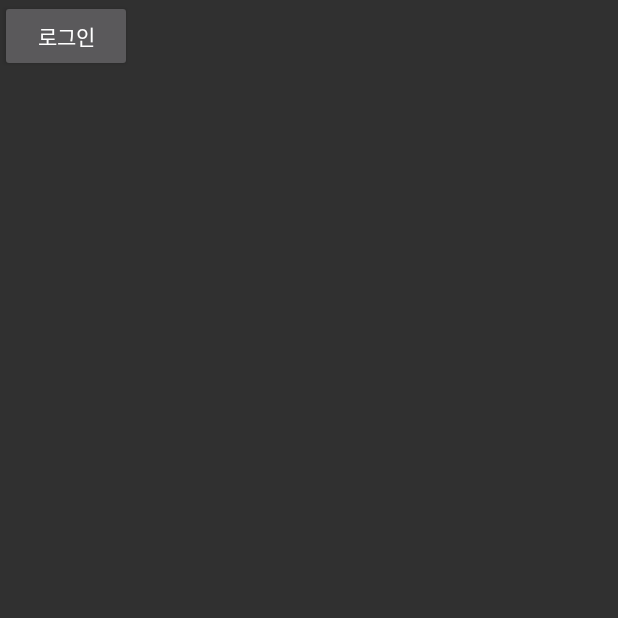
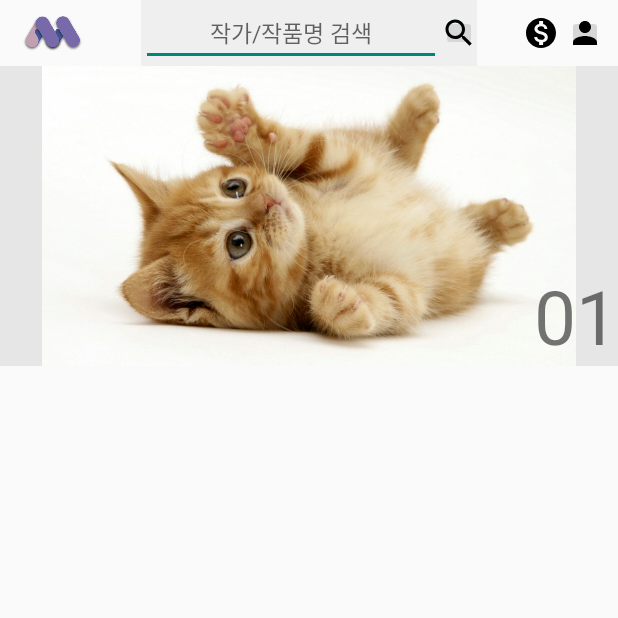
Before and after one commit to lle21cen/MoonLight, an Android app: the screen it shows after launch (MainActivity), on a phone screen of 412 x 824 dp, the top half of it. Run offline under Robolectric (Android 15) with nearby library versions, the phone set to English and light mode, and no system bars; our stand-ins replace Firebase (no records; nobody signed in at launch, a user with empty details on screens opened directly); libraries missing offline, so code that uses them is left out: com.facebook, com.facebook.login.

Commit message:
메인페이지 개발중. 커스텀 타이틀바 완성, 광고 배너 미완성

```diff
--- a/app/build.gradle
+++ b/app/build.gradle
@@ -20,7 +20,7 @@ android {
 
 dependencies {
     implementation fileTree(include: ['*.jar'], dir: 'libs')
-    implementation 'com.android.support:appcompat-v7:26.1.0'
+    implementation 'com.android.support:appcompat-v7:26.0.1'
     implementation 'com.android.support.constraint:constraint-layout:1.1.3'
     testImplementation 'junit:junit:4.12'
     androidTestImplementation 'com.android.support.test:runner:1.0.2'
--- a/app/src/main/AndroidManifest.xml
+++ b/app/src/main/AndroidManifest.xml
@@ -16,11 +16,10 @@
         android:label="@string/app_name"
         android:roundIcon="@mipmap/ic_launcher_round"
         android:supportsRtl="true"
-        android:theme="@style/Theme.AppCompat.NoActionBar">
+        android:theme="@style/AppTheme">
         <activity android:name=".MainActivity">
             <intent-filter>
                 <action android:name="android.intent.action.MAIN" />
-
                 <category android:name="android.intent.category.LAUNCHER" />
             </intent-filter>
         </activity>
--- /dev/null
+++ b/app/src/main/java/org/techtown/ideaconcert/BannerFragment.java
@@ -0,0 +1,49 @@
+package org.techtown.ideaconcert;
+
+import android.os.Bundle;
+import android.support.annotation.Nullable;
+import android.support.constraint.ConstraintLayout;
+import android.support.v4.app.Fragment;
+import android.view.LayoutInflater;
+import android.view.View;
+import android.view.ViewGroup;
+import android.widget.ImageView;
+import android.widget.TextView;
+
+public class BannerFragment extends Fragment {
+
+    private int pageNumber;
+    static int totalPageNum;
+
+    public BannerFragment() {}
+
+    public void setPageNumber(int pageNumber) {
+        this.pageNumber = pageNumber;
+    }
+
+    @Override
+    public void onCreate(@Nullable Bundle savedInstanceState) {
+        super.onCreate(savedInstanceState);
+    }
+
+    @Nullable
+    @Override
+    public View onCreateView(LayoutInflater inflater, @Nullable ViewGroup container, Bundle savedInstanceState) {
+        ConstraintLayout layout = (ConstraintLayout) inflater.inflate(R.layout.fragment_banner, container, false);
+        TextView indicator = layout.findViewById(R.id.fragment_indicator);
+        ImageView banner_img = layout.findViewById(R.id.banner_img);
+        if (pageNumber == 0) {
+            banner_img.setImageResource(R.drawable.banner_sample_img1);
+            indicator.setText("01");
+        }
+        else if (pageNumber == 1) {
+            banner_img.setImageResource(R.drawable.banner_sample_img2);
+            indicator.setText("02");
+        }
+        else if (pageNumber == 2) {
+            banner_img.setImageResource(R.drawable.banner_sample_img3);
+            indicator.setText("03");
+        }
+        return layout;
+    }
+}
--- a/app/src/main/java/org/techtown/ideaconcert/MainActivity.java
+++ b/app/src/main/java/org/techtown/ideaconcert/MainActivity.java
@@ -3,9 +3,13 @@ package org.techtown.ideaconcert;
 import android.content.Intent;
 import android.content.SharedPreferences;
 import android.os.Bundle;
+import android.support.v4.app.Fragment;
+import android.support.v4.app.FragmentManager;
+import android.support.v4.app.FragmentStatePagerAdapter;
+import android.support.v4.view.ViewPager;
 import android.support.v7.app.AppCompatActivity;
 import android.view.View;
-import android.widget.Button;
+import android.widget.ImageButton;
 import android.widget.Toast;
 
 public class MainActivity extends AppCompatActivity {
@@ -13,8 +17,10 @@ public class MainActivity extends AppCompatActivity {
 
     UserInformation info;
     final int LOGIN_REQ_CODE = 1001;
-    Button login_logout_btn;
+    ImageButton mypage_btn; // 타이틀바의 사람 모양 버튼
     boolean isLoginTurn = true;
+
+    ViewPager vp; // TEST
 
     private SharedPreferences loginData;
     @Override
@@ -23,18 +29,17 @@ public class MainActivity extends AppCompatActivity {
         setContentView(R.layout.activity_main);
 
         info = (UserInformation) getApplication();
-        login_logout_btn = findViewById(R.id.to_login_activity);
-        login_logout_btn.setOnClickListener(new View.OnClickListener() {
+
+        mypage_btn = findViewById(R.id.title_mypage_btn);
+        mypage_btn.setOnClickListener(new View.OnClickListener() {
             @Override
-            public void onClick(View v) {
+            public void onClick(View view) {
                 if (isLoginTurn) {
                     Intent intent = new Intent(getApplicationContext(), LoginActivity.class);
                     startActivityForResult(intent, LOGIN_REQ_CODE);
-                }
-                else {
+                } else {
                     isLoginTurn = true;
                     info.logoutSession();
-                    login_logout_btn.setText("로그인");
                 }
             }
         });
@@ -42,6 +47,14 @@ public class MainActivity extends AppCompatActivity {
         // 이미 저장된 사용자 로그인 정보가 있는지 확인
         loginData = getSharedPreferences("loginData", MODE_PRIVATE);
         loadPrevInfo();
+
+        // 광고 배너를 위한 viewpager 선언
+        vp = findViewById(R.id.main_pager);
+        vp.setAdapter(new pagerAdapter(getSupportFragmentManager()));
+        vp.setCurrentItem(0);
+
+        // 광고 배너에 넣을 이미지가 몇개인지 개수를 알아와서 그 개수로 초기화
+        BannerFragment.totalPageNum= 3;
     }
 
     @Override
@@ -51,7 +64,6 @@ public class MainActivity extends AppCompatActivity {
             testInfo();
             if (resultCode == LOGIN_SUCCESS) {
                 isLoginTurn = false;
-                login_logout_btn.setText("로그아웃");
             }
             else if (resultCode == LOGIN_FAIL) {
                 Toast.makeText(this, "Login Fail", Toast.LENGTH_SHORT).show();
@@ -69,7 +81,6 @@ public class MainActivity extends AppCompatActivity {
             info.setUserInformation(method, id, name, email, false);
             testInfo();
             isLoginTurn = false;
-            login_logout_btn.setText("로그아웃");
         }
     }
 
@@ -80,4 +91,25 @@ public class MainActivity extends AppCompatActivity {
         Toast.makeText(this, "Name = " + info.getUser_name(), Toast.LENGTH_SHORT).show();
         Toast.makeText(this, "Email = " + info.getUserEmail(), Toast.LENGTH_SHORT).show();
     }
+    private class pagerAdapter extends FragmentStatePagerAdapter
+    {
+        public pagerAdapter(FragmentManager fm)
+        {
+            super(fm);
+        }
+        @Override
+        public Fragment getItem(int position)
+        {
+            BannerFragment bannerFragment = new BannerFragment();
+            bannerFragment.setPageNumber(position);
+            return bannerFragment;
+        }
+        @Override
+        public int getCount()
+        {
+            // 데이터베이스에서 배너 광고 개수 가져와서 리턴하도록 수정해야 함
+            return 3;
+        }
+    }
+
 }
--- /dev/null
+++ b/app/src/main/res/drawable/ic_money_icon.xml
@@ -0,0 +1,9 @@
+<vector xmlns:android="http://schemas.android.com/apk/res/android"
+        android:width="24dp"
+        android:height="24dp"
+        android:viewportWidth="24.0"
+        android:viewportHeight="24.0">
+    <path
+        android:fillColor="#FF000000"
+        android:pathData="M12,2C6.48,2 2,6.48 2,12s4.48,10 10,10 10,-4.48 10,-10S17.52,2 12,2zM13.41,18.09L13.41,20h-2.67v-1.93c-1.71,-0.36 -3.16,-1.46 -3.27,-3.4h1.96c0.1,1.05 0.82,1.87 2.65,1.87 1.96,0 2.4,-0.98 2.4,-1.59 0,-0.83 -0.44,-1.61 -2.67,-2.14 -2.48,-0.6 -4.18,-1.62 -4.18,-3.67 0,-1.72 1.39,-2.84 3.11,-3.21L10.74,4h2.67v1.95c1.86,0.45 2.79,1.86 2.85,3.39L14.3,9.34c-0.05,-1.11 -0.64,-1.87 -2.22,-1.87 -1.5,0 -2.4,0.68 -2.4,1.64 0,0.84 0.65,1.39 2.67,1.91s4.18,1.39 4.18,3.91c-0.01,1.83 -1.38,2.83 -3.12,3.16z"/>
+</vector>
--- /dev/null
+++ b/app/src/main/res/drawable/ic_person_icon.xml
@@ -0,0 +1,9 @@
+<vector xmlns:android="http://schemas.android.com/apk/res/android"
+        android:width="24dp"
+        android:height="24dp"
+        android:viewportWidth="24.0"
+        android:viewportHeight="24.0">
+    <path
+        android:fillColor="#FF000000"
+        android:pathData="M12,12c2.21,0 4,-1.79 4,-4s-1.79,-4 -4,-4 -4,1.79 -4,4 1.79,4 4,4zM12,14c-2.67,0 -8,1.34 -8,4v2h16v-2c0,-2.66 -5.33,-4 -8,-4z"/>
+</vector>
--- /dev/null
+++ b/app/src/main/res/drawable/ic_search_icon.xml
@@ -0,0 +1,9 @@
+<vector xmlns:android="http://schemas.android.com/apk/res/android"
+        android:width="24dp"
+        android:height="24dp"
+        android:viewportWidth="24.0"
+        android:viewportHeight="24.0">
+    <path
+        android:fillColor="#FF000000"
+        android:pathData="M15.5,14h-0.79l-0.28,-0.27C15.41,12.59 16,11.11 16,9.5 16,5.91 13.09,3 9.5,3S3,5.91 3,9.5 5.91,16 9.5,16c1.61,0 3.09,-0.59 4.23,-1.57l0.27,0.28v0.79l5,4.99L20.49,19l-4.99,-5zM9.5,14C7.01,14 5,11.99 5,9.5S7.01,5 9.5,5 14,7.01 14,9.5 11.99,14 9.5,14z"/>
+</vector>
--- /dev/null
+++ b/app/src/main/res/drawable/titlebar_border.xml
@@ -0,0 +1,10 @@
+<?xml version="1.0" encoding="utf-8"?>
+<layer-list xmlns:android="http://schemas.android.com/apk/res/android">
+
+    <item>
+        <shape android:shape="rectangle" >
+            <stroke android:width = "0dp" android:color = "#FF948B8B"/>
+            <solid android:color = "#efefef"/>
+        </shape>
+    </item>
+</layer-list>
--- a/app/src/main/res/layout/activity_login.xml
+++ b/app/src/main/res/layout/activity_login.xml
@@ -107,9 +107,9 @@
         <Button
             android:id="@+id/btn_login"
             android:layout_width="250dp"
-            android:layout_height="wrap_content"
+            android:layout_height="90dp"
             android:layout_gravity="center"
-            android:text="로그인"
+            android:background="@drawable/login_img"
             android:textSize="30dp" />
     </LinearLayout>
 
--- a/app/src/main/res/layout/activity_main.xml
+++ b/app/src/main/res/layout/activity_main.xml
@@ -6,10 +6,15 @@
     android:layout_height="match_parent"
     tools:context=".MainActivity">
 
-    <Button
-        android:text="로그인"
-        android:id="@+id/to_login_activity"
-        android:layout_width="wrap_content"
-        android:layout_height="wrap_content" />
+    <include layout="@layout/mainpage_custom_title_bar"
+        app:layout_constraintBottom_toTopOf="parent"
+        android:id="@+id/main_titlebar"/>
 
+    <android.support.v4.view.ViewPager
+        android:id="@+id/main_pager"
+        app:layout_constraintTop_toBottomOf="@+id/main_titlebar"
+        android:layout_width="match_parent"
+        android:background="#e6e6e6"
+        android:layout_height="200dp">
+    </android.support.v4.view.ViewPager>
 </android.support.constraint.ConstraintLayout>
--- /dev/null
+++ b/app/src/main/res/layout/fragment_banner.xml
@@ -0,0 +1,20 @@
+<?xml version="1.0" encoding="utf-8"?>
+<android.support.constraint.ConstraintLayout xmlns:android="http://schemas.android.com/apk/res/android"
+    android:layout_width="match_parent"
+    android:layout_height="match_parent"
+    xmlns:app="http://schemas.android.com/apk/res-auto">
+
+    <ImageView
+        android:id="@+id/banner_img"
+        android:layout_width="match_parent"
+        android:layout_height="match_parent" />
+
+    <TextView
+        app:layout_constraintEnd_toEndOf="parent"
+        android:id="@+id/fragment_indicator"
+        app:layout_constraintBottom_toBottomOf="parent"
+        android:text="0000"
+        android:textSize="50dp"
+        android:layout_width="wrap_content"
+        android:layout_height="wrap_content" />
+</android.support.constraint.ConstraintLayout>
--- /dev/null
+++ b/app/src/main/res/layout/mainpage_custom_title_bar.xml
@@ -0,0 +1,68 @@
+<?xml version="1.0" encoding="utf-8"?>
+<RelativeLayout xmlns:android="http://schemas.android.com/apk/res/android"
+    android:layout_width="match_parent"
+    android:layout_height="wrap_content"
+    android:layout_marginTop="10dp"
+    android:orientation="horizontal">
+
+    <ImageView
+        android:id="@+id/title_logo"
+        android:layout_width="50dp"
+        android:layout_height="40dp"
+        android:layout_centerVertical="true"
+        android:layout_marginLeft="10dp"
+        android:layout_marginRight="10dp"
+        android:src="@drawable/moonlight_02_03" />
+
+    <LinearLayout
+        android:id="@+id/title_search_layout"
+        android:layout_width="wrap_content"
+        android:layout_height="wrap_content"
+        android:layout_centerHorizontal="true"
+        android:layout_gravity="center"
+        android:background="@drawable/titlebar_border"
+        android:orientation="horizontal">
+
+        <EditText
+            android:id="@+id/title_search_text"
+            android:layout_width="200dp"
+            android:layout_height="wrap_content"
+            android:layout_gravity="center"
+            android:hint="@string/title_search"
+            android:textAlignment="center"
+            android:textSize="15dp" />
+
+
+        <ImageButton
+            android:id="@+id/title_search_btn"
+            android:layout_width="24dp"
+            android:layout_height="24dp"
+            android:layout_gravity="center"
+            android:src="@drawable/ic_search_icon" />
+
+    </LinearLayout>
+
+    <LinearLayout
+        android:layout_width="wrap_content"
+        android:layout_height="wrap_content"
+        android:layout_alignParentRight="true"
+        android:layout_centerVertical="true"
+        android:layout_gravity="center"
+        android:layout_marginRight="10dp"
+        android:orientation="horizontal">
+
+        <Button
+            android:id="@+id/title_money_btn"
+            android:layout_width="24dp"
+            android:layout_height="24dp"
+            android:layout_marginRight="5dp"
+            android:background="@drawable/ic_money_icon" />
+
+        <ImageButton
+            android:id="@+id/title_mypage_btn"
+            android:layout_width="24dp"
+            android:layout_height="24dp"
+            android:src="@drawable/ic_person_icon" />
+    </LinearLayout>
+
+</RelativeLayout>
--- a/app/src/main/res/values/strings.xml
+++ b/app/src/main/res/values/strings.xml
@@ -11,4 +11,5 @@
     <string name="code">code</string>
     <string name="verified">verified</string>
     <string name="timer_format">%02d:%02d</string>
+    <string name="title_search">작가/작품명 검색</string>
 </resources>
--- a/app/src/main/res/values/styles.xml
+++ b/app/src/main/res/values/styles.xml
@@ -1,11 +1,16 @@
 <resources>
 
     <!-- Base application theme. -->
-    <style name="AppTheme" parent="Theme.AppCompat.Light.DarkActionBar">
+    <style name="AppTheme" parent="Theme.AppCompat.Light.NoActionBar">
         <!-- Customize your theme here. -->
-        <item name="colorPrimary">@color/colorPrimary</item>
-        <item name="colorPrimaryDark">@color/colorPrimaryDark</item>
-        <item name="colorAccent">@color/colorAccent</item>
     </style>
 
+    <style name="MainCustomTitle" parent="android:Theme">
+        <item name="android:windowTitleSize">48dp</item>
+        <item name="android:windowTitleBackgroundStyle">@style/CustomWindowTitleBackground</item>
+    </style>
+
+    <style name="CustomWindowTitleBackground">
+        <item name="android:background">#ffffffff</item>
+    </style>
 </resources>
```
Also changed, not shown: app/src/main/java/org/techtown/ideaconcert/ForceQuitManageService.java (line endings or trailing spaces), app/src/main/res/drawable/banner_sample_img1.jpg (added), app/src/main/res/drawable/banner_sample_img2.jpg (added), app/src/main/res/drawable/banner_sample_img3.jpg (added).
